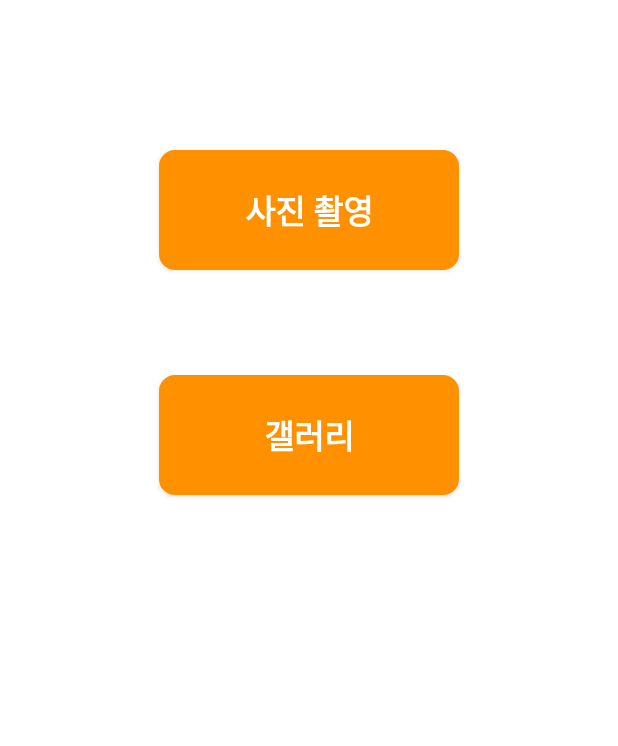
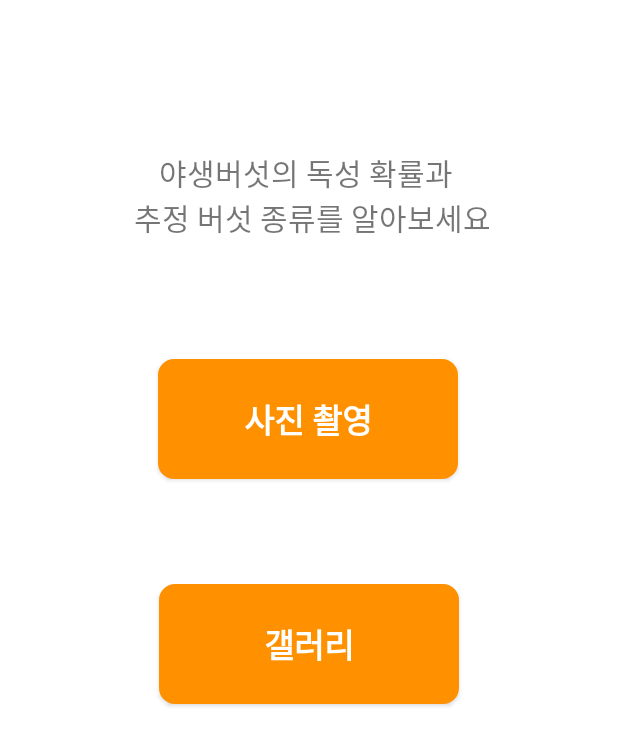
Before and after one commit to Milyeong/MushroomMLApp, an Android app: the screen it shows after launch (MainActivity), on a phone screen of 412 x 824 dp. Shown: the top 746 px of the screen. Run offline under Robolectric (Android 15) with nearby library versions, the light colour scheme and no system bars.

Commit message:
main_activity에 설명을 위한 textview 추가

```diff
--- a/app/src/main/AndroidManifest.xml
+++ b/app/src/main/AndroidManifest.xml
@@ -22,7 +22,7 @@
                 <category android:name="android.intent.category.LAUNCHER" />
             </intent-filter>
         </activity>
-        <activity android:name=".ResultActivity"></activity>
+        <activity android:name=".ResultActivity" />
     </application>
 
 </manifest>
--- a/app/src/main/res/layout/activity_main.xml
+++ b/app/src/main/res/layout/activity_main.xml
@@ -6,13 +6,25 @@
     android:layout_height="match_parent"
     tools:context=".MainActivity">
 
+    <TextView
+        android:id="@+id/textView"
+        android:layout_width="wrap_content"
+        android:layout_height="wrap_content"
+        android:layout_marginTop="100dp"
+        android:text="@string/main_text"
+        android:textAlignment="center"
+        android:textSize="20sp"
+        app:layout_constraintEnd_toEndOf="parent"
+        app:layout_constraintStart_toStartOf="parent"
+        app:layout_constraintTop_toTopOf="parent" />
+
     <androidx.appcompat.widget.AppCompatButton
         android:id="@+id/btn_camera"
         android:layout_width="200dp"
         android:layout_height="80dp"
-        android:layout_marginTop="100dp"
+        android:layout_marginTop="79dp"
+
         android:adjustViewBounds="true"
-
         android:background="@drawable/border_round"
         android:backgroundTint="@color/orange9100"
         android:scaleType="fitXY"
@@ -21,8 +33,9 @@
         android:textSize="22sp"
         android:textStyle="bold"
         app:layout_constraintEnd_toEndOf="parent"
+        app:layout_constraintHorizontal_bias="0.497"
         app:layout_constraintStart_toStartOf="parent"
-        app:layout_constraintTop_toTopOf="parent" />
+        app:layout_constraintTop_toBottomOf="@+id/textView" />
 
     <androidx.appcompat.widget.AppCompatButton
         android:id="@+id/btn_gallery"
--- a/app/src/main/res/values/strings.xml
+++ b/app/src/main/res/values/strings.xml
@@ -1,3 +1,4 @@
 <resources>
     <string name="app_name">독버섯일까?</string>
+    <string name="main_text">야생버섯의 독성 확률과 \n 추정 버섯 종류를 알아보세요</string>
 </resources>
```
